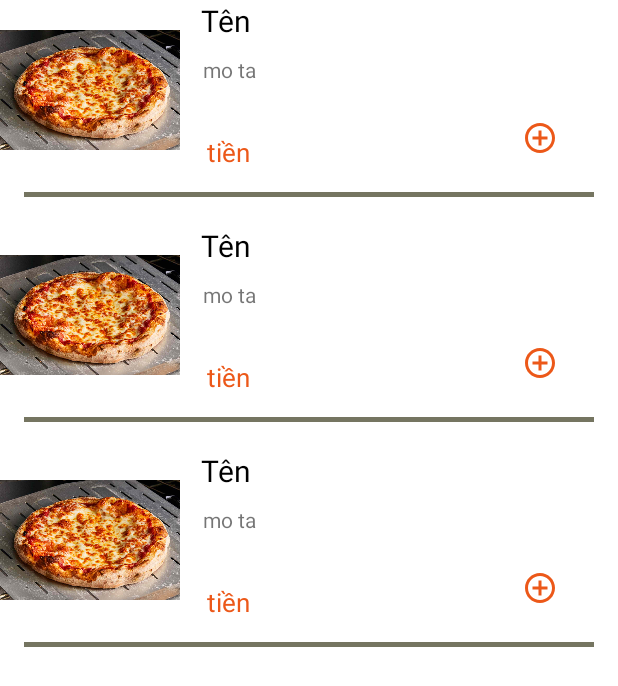
After one commit to nokiddig/AndroidJava_TastyFood, an Android app: the layout fragment_list_search.xml on its own in the app's theme, with its tools: preview values and no code run, on a phone screen of 412 x 824 dp. The commit adds this screen. Shown: the top 686 px of the screen. Run offline under Robolectric (Android 15) with nearby library versions, the phone set to English and light mode, and no system bars.

Commit message:
Fragments of several lists can be applied

```diff
--- /dev/null
+++ b/app/src/main/res/layout/fragment_list_search.xml
@@ -0,0 +1,22 @@
+<?xml version="1.0" encoding="utf-8"?>
+<FrameLayout xmlns:android="http://schemas.android.com/apk/res/android"
+    xmlns:tools="http://schemas.android.com/tools"
+    android:layout_width="match_parent"
+    android:layout_height="match_parent"
+    tools:context=".mvvm.viewmodels.find.FragmentListSearch"
+    android:id="@+id/list">
+
+    <!-- TODO: Update blank fragment layout -->
+
+
+    <androidx.recyclerview.widget.RecyclerView
+        android:id="@+id/recyclerviewSearch"
+        android:layout_width="match_parent"
+        android:layout_height="match_parent"
+        tools:listitem="@layout/list_item_search"
+        />
+
+
+
+
+</FrameLayout>
--- /dev/null
+++ b/app/src/main/res/layout/list_item_search.xml
@@ -0,0 +1,68 @@
+<?xml version="1.0" encoding="utf-8"?>
+<RelativeLayout xmlns:android="http://schemas.android.com/apk/res/android"
+    android:id="@+id/listItem"
+    android:layout_width="match_parent"
+    android:layout_height="150dp">
+
+
+    <ImageView
+        android:id="@+id/image_item"
+        android:layout_width="120dp"
+        android:layout_height="120dp"
+        android:src="@drawable/pizza" />
+
+    <TextView
+        android:id="@+id/name_item"
+        android:layout_width="wrap_content"
+        android:layout_height="wrap_content"
+        android:layout_marginLeft="14dp"
+        android:layout_toRightOf="@+id/image_item"
+        android:text="Tên"
+        android:textColor="#000000"
+        android:textSize="20dp" />
+
+    <TextView
+        android:id="@+id/describe_item"
+        android:layout_width="wrap_content"
+        android:layout_height="wrap_content"
+        android:layout_below="@+id/name_item"
+        android:layout_marginLeft="15dp"
+        android:layout_marginTop="9dp"
+        android:layout_toRightOf="@+id/image_item"
+        android:text="mo ta" />
+
+    <TextView
+        android:id="@+id/price_item"
+        android:layout_width="wrap_content"
+        android:layout_height="wrap_content"
+        android:layout_below="@+id/describe_item"
+        android:layout_marginLeft="18dp"
+        android:layout_marginTop="33dp"
+        android:layout_toRightOf="@+id/image_item"
+        android:text="tiền"
+        android:textColor="#EC5819"
+        android:textSize="17dp" />
+
+    <ImageButton
+        android:id="@+id/icon"
+        android:layout_width="wrap_content"
+        android:layout_height="wrap_content"
+        android:layout_below="@+id/price_item"
+        android:layout_marginLeft="228dp"
+        android:layout_marginTop="-33dp"
+        android:layout_marginRight="70dp"
+        android:layout_toRightOf="@+id/image_item"
+        android:background="#ffffff"
+        android:src="@drawable/baseline_control_point_24" />
+
+    <TextView
+        android:id="@+id/hr"
+        android:layout_width="380dp"
+        android:layout_height="3dp"
+        android:layout_centerHorizontal="true"
+        android:layout_marginTop="128dp"
+        android:background="#757561" />
+
+
+
+</RelativeLayout>
```
Also changed, not shown: app/src/main/java/com/example/tastyfoods/MainActivity.java (+15 -0 lines), app/src/main/java/com/example/tastyfoods/mvvm/viewmodels/find/FragmentListSearch.java (added, +151 -0 lines), app/src/main/java/com/example/tastyfoods/mvvm/viewmodels/find/ItemSearch.java (added, +18 -0 lines), app/src/main/java/com/example/tastyfoods/mvvm/viewmodels/find/SearchAdapter.java (added, +80 -0 lines), app/src/main/res/layout/activity_main.xml (+7 -11 lines), app/src/main/res/values/strings.xml (+12 -0 lines), app/src/main/res/drawable/bread.jpg (added).
